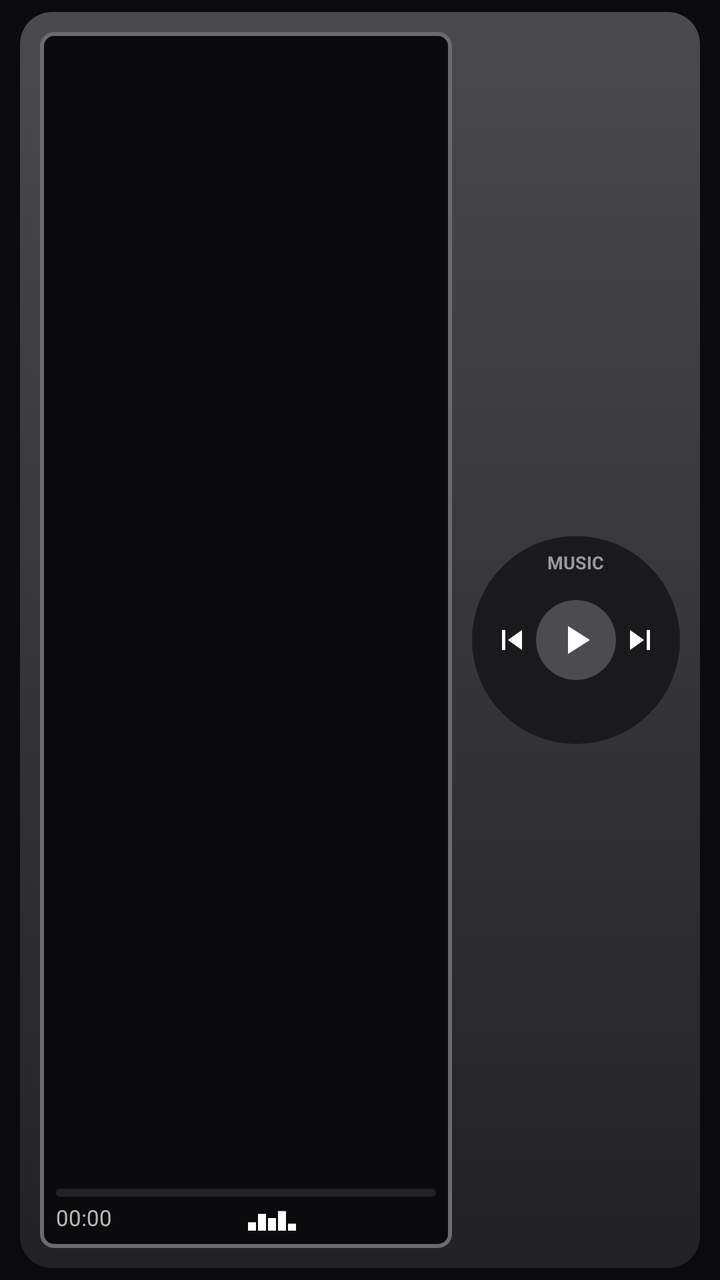
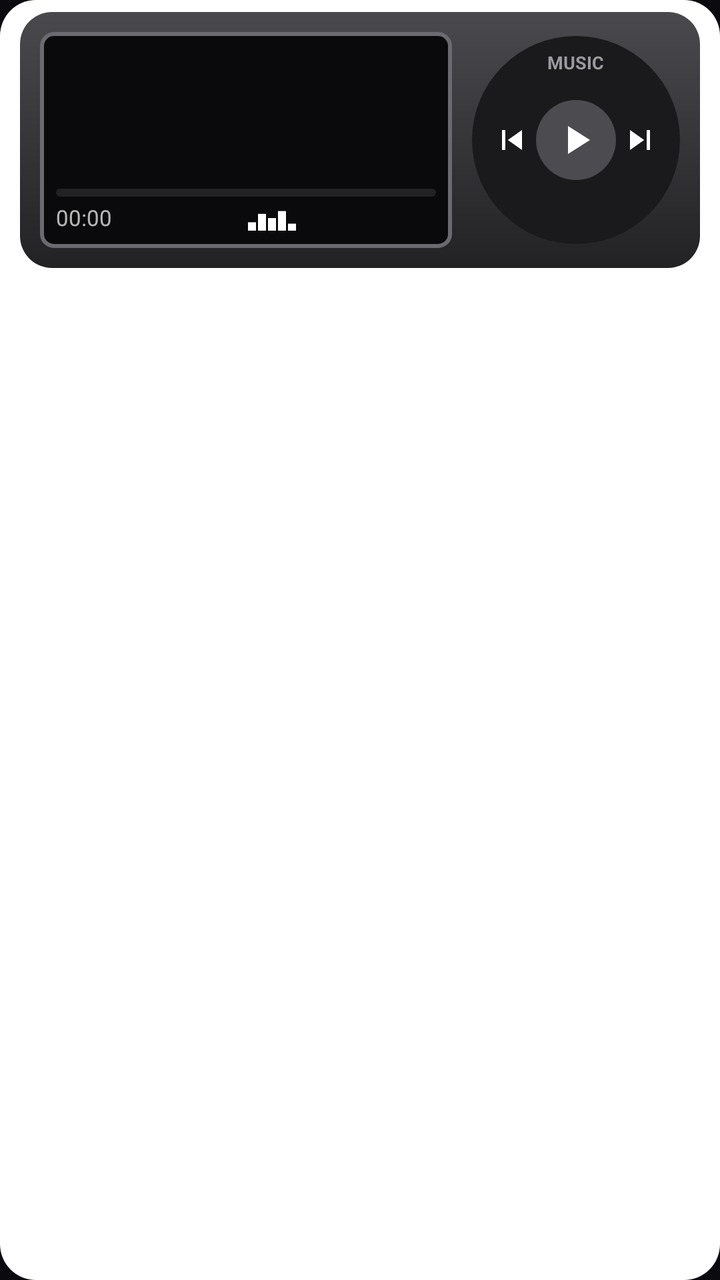

Two renders of the same Android screen: before a commit and after it. Below are the layout's source before the change and the commit's diff.
<!-- AndroidManifest.xml: application theme AppTheme -->
<!-- res/layout/n_mp3.xml -->
<?xml version="1.0" encoding="utf-8"?>
<LinearLayout xmlns:android="http://schemas.android.com/apk/res/android" android:id="@+id/n_root" android:layout_width="match_parent" android:layout_height="140dp" android:orientation="horizontal" android:gravity="center_vertical" android:paddingStart="10dp" android:paddingEnd="10dp" android:paddingTop="6dp" android:paddingBottom="6dp">
    <LinearLayout android:id="@+id/n_body" android:layout_width="match_parent" android:layout_height="match_parent" android:orientation="horizontal" android:gravity="center_vertical" android:padding="10dp" android:background="@drawable/n_ipod_body">
        <LinearLayout android:layout_width="0dp" android:layout_height="match_parent" android:layout_weight="1" android:orientation="vertical" android:padding="8dp" android:background="@drawable/n_ipod_screen">
            <LinearLayout android:layout_width="match_parent" android:layout_height="wrap_content" android:orientation="horizontal" android:gravity="center_vertical">
                <ImageView android:id="@+id/n_cover" android:layout_width="46dp" android:layout_height="46dp" android:scaleType="centerCrop"/>
                <LinearLayout android:layout_width="0dp" android:layout_height="wrap_content" android:layout_weight="1" android:orientation="vertical" android:layout_marginStart="8dp">
                    <TextView android:id="@+id/n_title" android:layout_width="match_parent" android:layout_height="wrap_content" android:singleLine="true" android:ellipsize="end" android:textStyle="bold" android:textSize="13sp" android:textColor="#FFFFFFFF"/>
                    <TextView android:id="@+id/n_artist" android:layout_width="match_parent" android:layout_height="wrap_content" android:singleLine="true" android:ellipsize="end" android:textSize="11sp" android:textColor="#B3FFFFFF"/>
                </LinearLayout>
            </LinearLayout>
            <FrameLayout android:layout_width="match_parent" android:layout_height="0dp" android:layout_weight="1"/>
        <FrameLayout android:layout_width="match_parent" android:layout_height="4dp">
            <ImageView android:layout_width="match_parent" android:layout_height="4dp" android:scaleType="fitXY" android:src="@drawable/n_bar_track"/>
            <ImageView android:id="@+id/n_fill" android:layout_width="match_parent" android:layout_height="4dp" android:scaleType="fitXY" android:src="@drawable/n_bar_fill"/>
        </FrameLayout>
        <LinearLayout android:layout_width="match_parent" android:layout_height="wrap_content" android:orientation="horizontal" android:layout_marginTop="3dp">
            <Chronometer android:id="@+id/n_cur" android:layout_width="wrap_content" android:layout_height="wrap_content" android:textSize="11sp" android:textColor="#B3FFFFFF"/>
            <FrameLayout android:layout_width="0dp" android:layout_height="1dp" android:layout_weight="1"/>
            <ViewFlipper android:id="@+id/n_eq" android:layout_width="28dp" android:layout_height="14dp" android:autoStart="true" android:flipInterval="150">
                <ImageView android:id="@+id/n_eqf0" android:layout_width="28dp" android:layout_height="14dp" android:scaleType="fitXY" android:src="@drawable/n_eq0"/>
                <ImageView android:id="@+id/n_eqf1" android:layout_width="28dp" android:layout_height="14dp" android:scaleType="fitXY" android:src="@drawable/n_eq1"/>
                <ImageView android:id="@+id/n_eqf2" android:layout_width="28dp" android:layout_height="14dp" android:scaleType="fitXY" android:src="@drawable/n_eq2"/>
                <ImageView android:id="@+id/n_eqf3" android:layout_width="28dp" android:layout_height="14dp" android:scaleType="fitXY" android:src="@drawable/n_eq3"/>
                <ImageView android:id="@+id/n_eqf4" android:layout_width="28dp" android:layout_height="14dp" android:scaleType="fitXY" android:src="@drawable/n_eq4"/>
            </ViewFlipper>
            <FrameLayout android:layout_width="0dp" android:layout_height="1dp" android:layout_weight="1"/>
            <TextView android:id="@+id/n_dur" android:layout_width="wrap_content" android:layout_height="wrap_content" android:textSize="11sp" android:textColor="#B3FFFFFF"/>
        </LinearLayout>
        </LinearLayout>
        <FrameLayout android:layout_width="104dp" android:layout_height="104dp" android:layout_marginStart="10dp">
            <ImageView android:layout_width="104dp" android:layout_height="104dp" android:src="@drawable/n_wheel"/>
            <TextView android:layout_width="wrap_content" android:layout_height="wrap_content" android:layout_gravity="top|center_horizontal" android:layout_marginTop="7dp" android:text="MUSIC" android:textSize="9sp" android:textStyle="bold" android:textColor="#FF9A9AA0"/>
            <ImageView android:id="@+id/n_prev" android:layout_width="34dp" android:layout_height="34dp" android:padding="7dp" android:layout_gravity="center_vertical|start" android:layout_marginStart="3dp" android:src="@drawable/n_prev"/>
            <ImageView android:id="@+id/n_next" android:layout_width="34dp" android:layout_height="34dp" android:padding="7dp" android:layout_gravity="center_vertical|end" android:layout_marginEnd="3dp" android:src="@drawable/n_next"/>
            <ImageView android:layout_width="40dp" android:layout_height="40dp" android:layout_gravity="center" android:src="@drawable/n_wheel_center"/>
            <ImageView android:id="@+id/n_play" android:layout_width="40dp" android:layout_height="40dp" android:padding="8dp" android:layout_gravity="center" android:src="@drawable/n_play"/>
        </FrameLayout>
    </LinearLayout>
</LinearLayout>
<!-- resources referenced by this layout -->
<resources>
  <!-- drawable n_bar_fill (drawable) -->
  <?xml version="1.0" encoding="utf-8"?>
  <clip xmlns:android="http://schemas.android.com/apk/res/android" android:drawable="@drawable/n_bar_shape" android:clipOrientation="horizontal" android:gravity="left"/>
  <!-- drawable n_bar_track (drawable) -->
  <?xml version="1.0" encoding="utf-8"?>
  <shape xmlns:android="http://schemas.android.com/apk/res/android" android:shape="rectangle">
      <solid android:color="#33808080"/>
      <corners android:radius="2dp"/>
  </shape>
  <!-- drawable n_ipod_body (drawable) -->
  <?xml version="1.0" encoding="utf-8"?>
  <shape xmlns:android="http://schemas.android.com/apk/res/android" android:shape="rectangle">
      <gradient android:angle="270" android:startColor="#FF4A4A4E" android:endColor="#FF222225"/>
      <corners android:radius="16dp"/>
  </shape>
  <!-- drawable n_ipod_screen (drawable) -->
  <?xml version="1.0" encoding="utf-8"?>
  <shape xmlns:android="http://schemas.android.com/apk/res/android" android:shape="rectangle">
      <solid android:color="#FF0A0A0C"/>
      <stroke android:width="2dp" android:color="#FF6A6A70"/>
      <corners android:radius="6dp"/>
  </shape>
  <!-- drawable n_next (drawable) -->
  <?xml version="1.0" encoding="utf-8"?>
  <vector xmlns:android="http://schemas.android.com/apk/res/android" android:width="24dp" android:height="24dp" android:viewportWidth="24" android:viewportHeight="24">
      <path android:fillColor="#FFFFFFFF" android:pathData="M16,6h2v12h-2zM6,18l8.5,-6L6,6z"/>
  </vector>
  <!-- drawable n_play (drawable) -->
  <?xml version="1.0" encoding="utf-8"?>
  <vector xmlns:android="http://schemas.android.com/apk/res/android" android:width="24dp" android:height="24dp" android:viewportWidth="24" android:viewportHeight="24">
      <path android:fillColor="#FFFFFFFF" android:pathData="M8,5v14l11,-7z"/>
  </vector>
  <!-- drawable n_prev (drawable) -->
  <?xml version="1.0" encoding="utf-8"?>
  <vector xmlns:android="http://schemas.android.com/apk/res/android" android:width="24dp" android:height="24dp" android:viewportWidth="24" android:viewportHeight="24">
      <path android:fillColor="#FFFFFFFF" android:pathData="M6,6h2v12h-2zM9.5,12l8.5,6V6z"/>
  </vector>
  <!-- drawable n_wheel (drawable) -->
  <?xml version="1.0" encoding="utf-8"?>
  <shape xmlns:android="http://schemas.android.com/apk/res/android" android:shape="oval">
      <solid android:color="#FF1A1A1D"/>
  </shape>
  <!-- drawable n_wheel_center (drawable) -->
  <?xml version="1.0" encoding="utf-8"?>
  <shape xmlns:android="http://schemas.android.com/apk/res/android" android:shape="oval">
      <solid android:color="#FF4B4B50"/>
  </shape>
  <style name="AppTheme" parent="android:Theme.DeviceDefault.NoActionBar">
          <item name="android:windowBackground">@color/aurora_bg</item>
          <item name="android:statusBarColor">#0E0B22</item>
          <item name="android:navigationBarColor">#0E0B22</item>
      </style>
  <!-- drawable n_bar_shape (drawable) -->
  <?xml version="1.0" encoding="utf-8"?>
  <shape xmlns:android="http://schemas.android.com/apk/res/android" android:shape="rectangle">
      <solid android:color="#FFFFFFFF"/>
      <corners android:radius="2dp"/>
  </shape>
  <color name="aurora_bg">#0B0B0F</color>
  <!-- unchanged entries left out for length: 5 -->
</resources>

<!-- the commit's change to res/layout/n_mp3.xml (unified diff, before → after) -->
@@ -1,5 +1,7 @@
 <?xml version="1.0" encoding="utf-8"?>
-<LinearLayout xmlns:android="http://schemas.android.com/apk/res/android" android:id="@+id/n_root" android:layout_width="match_parent" android:layout_height="140dp" android:orientation="horizontal" android:gravity="center_vertical" android:paddingStart="10dp" android:paddingEnd="10dp" android:paddingTop="6dp" android:paddingBottom="6dp">
+<FrameLayout xmlns:android="http://schemas.android.com/apk/res/android" android:id="@+id/n_root" android:layout_width="match_parent" android:layout_height="wrap_content">
+    <ImageView android:id="@+id/n_bg" android:layout_width="match_parent" android:layout_height="match_parent" android:scaleType="fitXY" android:src="@drawable/n_rr"/>
+<LinearLayout android:id="@+id/n_inner" android:layout_width="match_parent" android:layout_height="140dp" android:orientation="horizontal" android:gravity="center_vertical" android:paddingStart="10dp" android:paddingEnd="10dp" android:paddingTop="6dp" android:paddingBottom="6dp">
     <LinearLayout android:id="@+id/n_body" android:layout_width="match_parent" android:layout_height="match_parent" android:orientation="horizontal" android:gravity="center_vertical" android:padding="10dp" android:background="@drawable/n_ipod_body">
         <LinearLayout android:layout_width="0dp" android:layout_height="match_parent" android:layout_weight="1" android:orientation="vertical" android:padding="8dp" android:background="@drawable/n_ipod_screen">
             <LinearLayout android:layout_width="match_parent" android:layout_height="wrap_content" android:orientation="horizontal" android:gravity="center_vertical">
@@ -38,3 +40,4 @@
         </FrameLayout>
     </LinearLayout>
 </LinearLayout>
+</FrameLayout>
<!-- resource entries referenced after the edit -->
@@ -37,6 +37,12 @@
   <vector xmlns:android="http://schemas.android.com/apk/res/android" android:width="24dp" android:height="24dp" android:viewportWidth="24" android:viewportHeight="24">
       <path android:fillColor="#FFFFFFFF" android:pathData="M6,6h2v12h-2zM9.5,12l8.5,6V6z"/>
   </vector>
+  <!-- drawable n_rr (drawable) -->
+  <?xml version="1.0" encoding="utf-8"?>
+  <shape xmlns:android="http://schemas.android.com/apk/res/android" android:shape="rectangle">
+      <solid android:color="#FFFFFFFF"/>
+      <corners android:radius="18dp"/>
+  </shape>
   <!-- drawable n_wheel (drawable) -->
   <?xml version="1.0" encoding="utf-8"?>
   <shape xmlns:android="http://schemas.android.com/apk/res/android" android:shape="oval">
